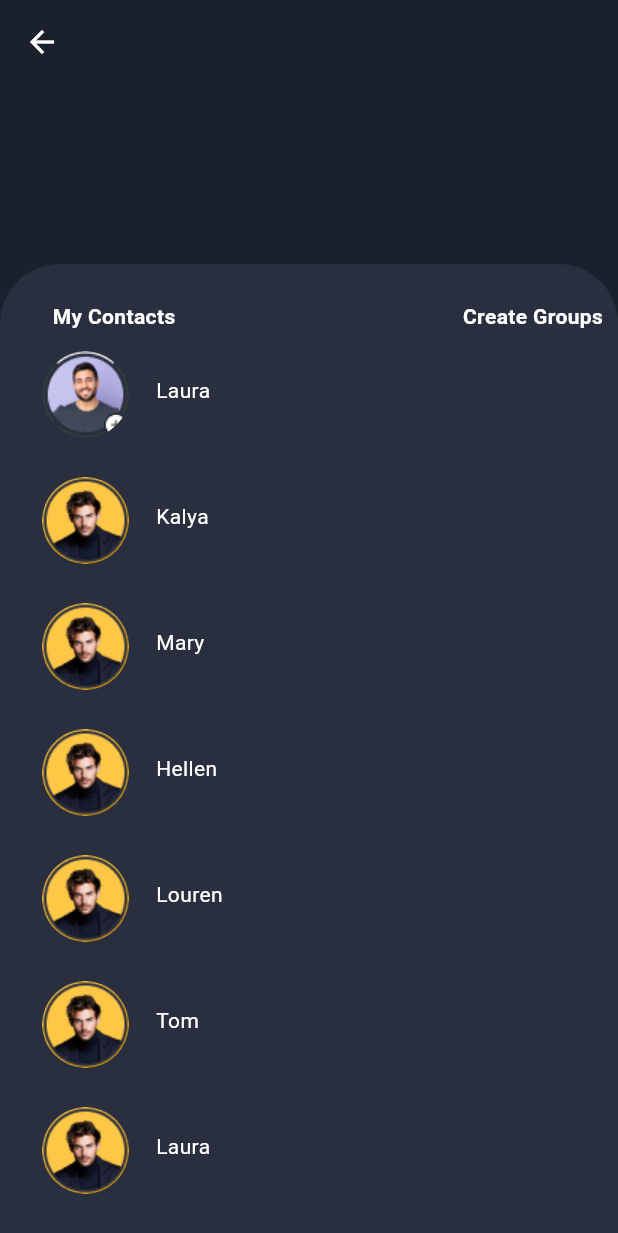
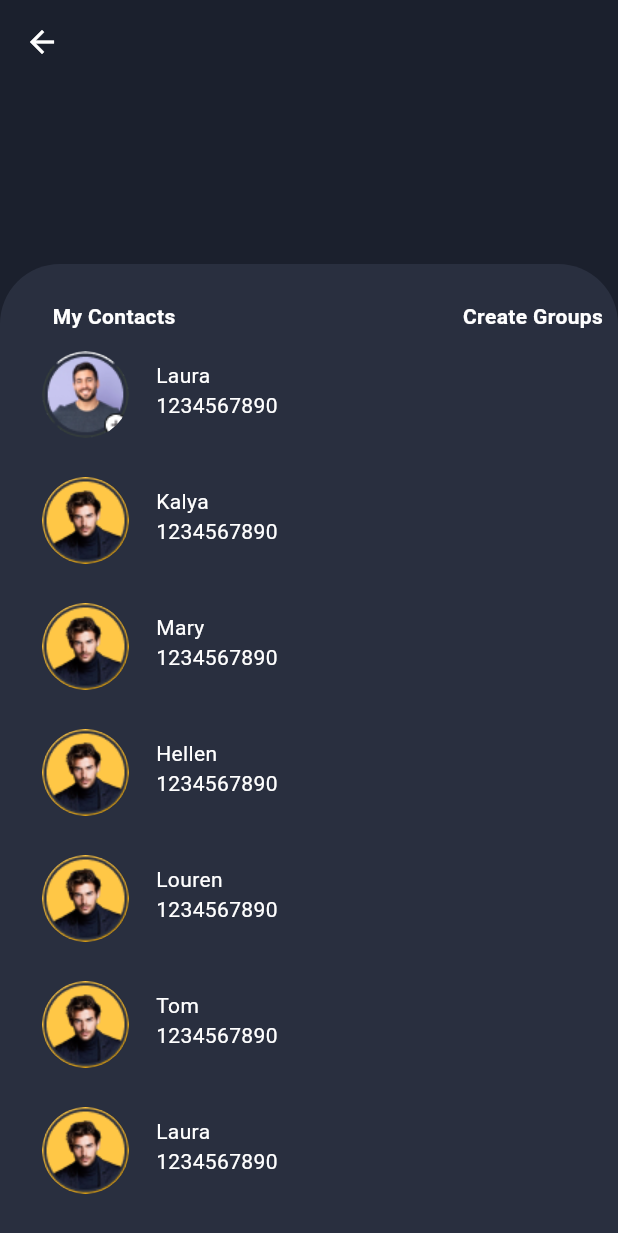
Before and after one commit to MINHAJ-E/talk-tryst-chat-app, a Flutter app: the ContactScreen screen opened directly, after a tap on "Create Groups", on a phone screen of 412 x 824 dp. Shown: the top 1233 px of the screen. Run offline on Flutter 3.47's test engine with Material 3 defaults, Android fonts, the phone set to English and light mode, and no system bars.

Commit message:
ui ready

```diff
--- a/lib/view/login/veryfy_otp.dart
+++ b/lib/view/login/veryfy_otp.dart
@@ -1,6 +1,8 @@
 import 'package:flutter/material.dart';
 import 'package:talk_tryst/constants/constants.dart';
+import 'package:talk_tryst/view/home/home_screen.dart';
 import 'package:talk_tryst/view/signup/create_account.dart';
+import 'package:talk_tryst/view/widget/bottom_bar.dart';
 
 class VerifyOtp extends StatefulWidget {
   const VerifyOtp({super.key});
@@ -66,7 +68,7 @@ class _VerifyOtpState extends State<VerifyOtp> {
             child: ElevatedButton(
               onPressed: () {
                 Navigator.of(context).push(
-                    MaterialPageRoute(builder: (context) => const SignUp()));
+                    MaterialPageRoute(builder: (context) => const BottomBar()));
               },
               child: Text("Start"),
               style: ElevatedButton.styleFrom(
--- a/lib/view/screens/contact_screen.dart
+++ b/lib/view/screens/contact_screen.dart
@@ -99,14 +99,22 @@ class _ContactScreenState extends State<ContactScreen> {
                         ],
                       ),
                     ),
-                    cotactTile('Laura', 'status image1.png', 0, context),
-                    cotactTile('Kalya', 'status image2.png', 2, context),
-                    cotactTile('Mary', 'status image2.png', 6, context),
-                    cotactTile('Hellen', 'status image2.png', 0, context),
-                    cotactTile('Louren', 'status image2.png', 3, context),
-                    cotactTile('Tom', 'status image2.png', 0, context),
-                    cotactTile('Laura', 'status image2.png', 0, context),
-                    cotactTile('Laura', 'status image2.png', 0, context),
+                    cotactTile(
+                        'Laura', 'status image1.png', "1234567890", context),
+                    cotactTile(
+                        'Kalya', 'status image2.png', "1234567890", context),
+                    cotactTile(
+                        'Mary', 'status image3.png', "1234567890", context),
+                    cotactTile(
+                        'Hellen', 'status image4.png', "1234567890", context),
+                    cotactTile(
+                        'Louren', 'status image5.png', "1234567890", context),
+                    cotactTile(
+                        'Tom', 'status image6.png', "1234567890", context),
+                    cotactTile(
+                        'Laura', 'status image1.png', "1234567890", context),
+                    cotactTile(
+                        'Laura', 'status image2.png', "1234567890", context),
                   ],
                 ),
               ))
--- a/lib/view/screens/widget/calls_tile.dart
+++ b/lib/view/screens/widget/calls_tile.dart
@@ -3,8 +3,8 @@ import 'package:talk_tryst/view/home/home_screen.dart';
 import 'package:talk_tryst/view/home/widget/user_avatar.dart';
 import 'package:talk_tryst/view/screens/chat_scree.dart';
 
-Column callsTile(String name, String message, String filename, int msgCount,
-    BuildContext context) {
+Column callsTile(
+    String name, String message, String filename, BuildContext context) {
   return Column(
     children: [
       Row(
--- a/lib/view/screens/widget/contact_tile.dart
+++ b/lib/view/screens/widget/contact_tile.dart
@@ -4,7 +4,7 @@ import 'package:talk_tryst/view/home/widget/user_avatar.dart';
 import 'package:talk_tryst/view/screens/chat_scree.dart';
 
 Column cotactTile(
-    String name, String filename, int msgCount, BuildContext context) {
+    String name, String filename, String subtitle, BuildContext context) {
   return Column(
     children: [
       Row(
@@ -22,6 +22,10 @@ Column cotactTile(
                 children: [
                   Text(
                     name,
+                    style: const TextStyle(color: Colors.white),
+                  ),
+                  Text(
+                    subtitle,
                     style: const TextStyle(color: Colors.white),
                   ),
                   const SizedBox(
--- a/lib/view/screens/widget/create_group_page.dart
+++ b/lib/view/screens/widget/create_group_page.dart
@@ -56,14 +56,22 @@ class _CreateGroupState extends State<CreateGroup> {
                         ],
                       ),
                     ),
-                    cotactTile('Laura', 'status image1.png', 0, context),
-                    cotactTile('Kalya', 'status image2.png', 2, context),
-                    cotactTile('Mary', 'status image2.png', 6, context),
-                    cotactTile('Hellen', 'status image2.png', 0, context),
-                    cotactTile('Louren', 'status image2.png', 3, context),
-                    cotactTile('Tom', 'status image2.png', 0, context),
-                    cotactTile('Laura', 'status image2.png', 0, context),
-                    cotactTile('Laura', 'status image2.png', 0, context),
+                    cotactTile(
+                        'Laura', 'status image1.png', "1234567890", context),
+                    cotactTile(
+                        'Kalya', 'status image2.png', "1234567890", context),
+                    cotactTile(
+                        'Mary', 'status image2.png', "1234567890", context),
+                    cotactTile(
+                        'Hellen', 'status image2.png', "1234567890", context),
+                    cotactTile(
+                        'Louren', 'status image2.png', "1234567890", context),
+                    cotactTile(
+                        'Tom', 'status image2.png', "1234567890", context),
+                    cotactTile(
+                        'Laura', 'status image2.png', "1234567890", context),
+                    cotactTile(
+                        'Laura', 'status image2.png', "1234567890", context),
                   ],
                 ),
               ))
```
Also changed, not shown: lib/view/home/home_screen.dart (+11 -11 lines), lib/view/login/loginScreen.dart (+28 -0 lines), lib/view/screens/calls_screen.dart (+10 -10 lines), lib/view/screens/chat_scree.dart (+18 -3 lines), lib/view/screens/widget/bottom_sheet.dart (added, +34 -0 lines).
